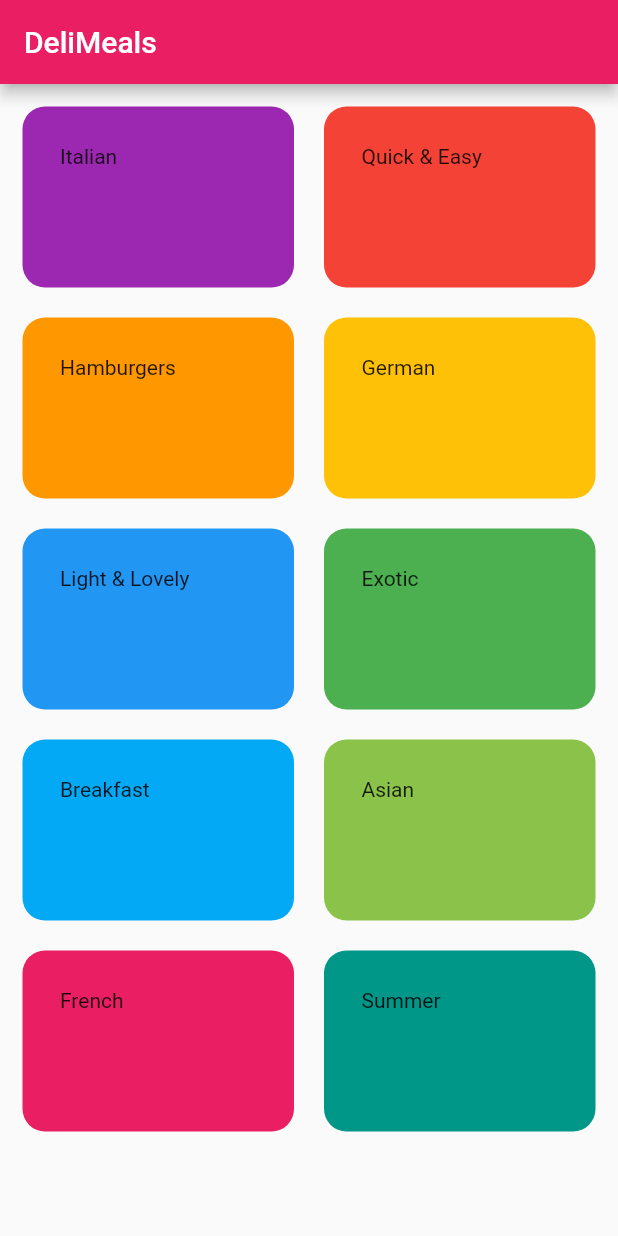
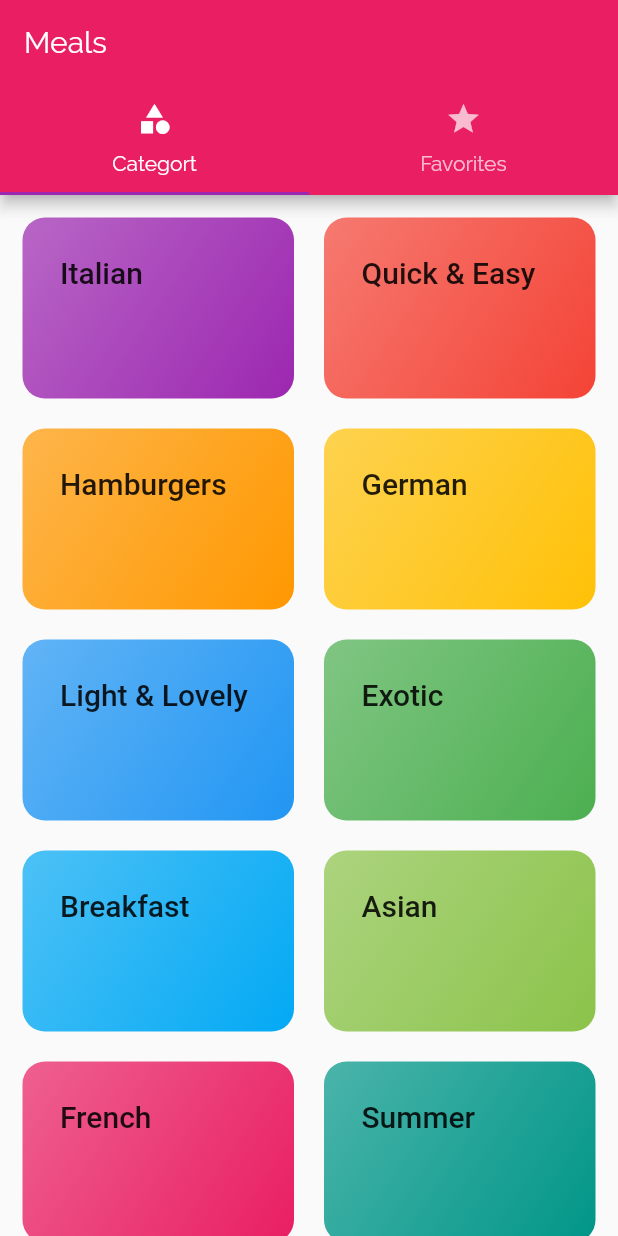
Before and after one commit to mariiamamr/Flutter_MealApp, a Flutter app: the screen it shows after launch, on a phone screen of 412 x 824 dp. Run offline on Flutter 3.47's test engine with Material 2 defaults, Android fonts, the phone set to English and light mode, and no system bars.

Commit message:
meal app

```diff
--- a/lib/dummy_data.dart
+++ b/lib/dummy_data.dart
@@ -121,10 +121,7 @@ const DUMMY_MEALS = const [
   ),
   Meal(
     id: 'm3',
-    categories: [
-      'c2',
-      'c3',
-    ],
+    categories: ['c2', 'c3', 'c1'],
     title: 'Classic Hamburger',
     affordability: Affordability.Pricey,
     complexity: Complexity.Simple,
--- a/lib/main.dart
+++ b/lib/main.dart
@@ -1,6 +1,9 @@
+import 'dart:ui';
+
 import 'package:flutter/material.dart';
-import './categories_screen.dart';
-import './meals_item.dart';
+import 'package:meal_app/screens/tabs_screen.dart';
+import 'screens/meals_screen.dart';
+import 'screens/meals_details_screen.dart';
 
 void main() => runApp(MyApp());
 
@@ -10,12 +13,18 @@ class MyApp extends StatelessWidget {
     return MaterialApp(
       title: 'DeliMeals',
       theme: ThemeData(
-        primarySwatch: Colors.pink,
-      ),
+          primarySwatch: Colors.pink,
+          accentColor: Colors.purple,
+          fontFamily: 'Raleway',
+          textTheme: ThemeData.light().textTheme.copyWith(
+                body1: TextStyle(color: Color.fromRGBO(20, 51, 51, 1)),
+              )),
       //home: MyHomePage(),
       routes: {
+        //routes table
         '/': (ctx) => MyHomePage(),
         '/category-meal': (ctx) => Meals(),
+        Recipe.routeName: (ctx) => Recipe(),
       },
     );
   }
@@ -27,14 +36,12 @@ class MyHomePage extends StatefulWidget {
 }
 
 class _MyHomePageState extends State<MyHomePage> {
+  List<Meals> _favMeals;
+
   @override
   Widget build(BuildContext context) {
     return Scaffold(
-      appBar: AppBar(
-        title: Text('DeliMeals'),
-        backgroundColor: Theme.of(context).primaryColor,
-      ),
-      body: CategoriesScreen(),
+      body: TabsScreen(_favMeals),
     );
   }
 }
--- a/lib/categories_screen.dart
+++ b/lib/screens/categories_screen.dart
@@ -1,6 +1,6 @@
 import 'package:flutter/material.dart';
-import './dummy_data.dart';
-import './category_item.dart';
+import '../dummy_data.dart';
+import '../widgets/category_item.dart';
 
 class CategoriesScreen extends StatelessWidget {
   @override
--- /dev/null
+++ b/lib/screens/tabs_screen.dart
@@ -0,0 +1,35 @@
+import 'package:flutter/material.dart';
+import 'package:meal_app/screens/categories_screen.dart';
+import 'categories_screen.dart';
+import 'favorite_screen.dart';
+import 'meals_screen.dart';
+
+class TabsScreen extends StatefulWidget {
+  final List<Meals> favMeal;
+  TabsScreen(this.favMeal);
+  @override
+  _TabsScreenState createState() => _TabsScreenState();
+}
+
+class _TabsScreenState extends State<TabsScreen> {
+  @override
+  Widget build(BuildContext context) {
+    return DefaultTabController(
+        length: 2,
+        child: Scaffold(
+            appBar: AppBar(
+              title: Text('Meals'),
+              bottom: TabBar(tabs: <Widget>[
+                Tab(
+                  icon: Icon(Icons.category),
+                  text: 'Categort',
+                ),
+                Tab(icon: Icon(Icons.star), text: 'Favorites')
+              ]),
+            ),
+            body: TabBarView(children: <Widget>[
+              CategoriesScreen(),
+              FavoriteScreen(widget.favMeal),
+            ])));
+  }
+}
--- a/lib/category_item.dart
+++ b/lib/widgets/category_item.dart
@@ -1,5 +1,5 @@
 import 'package:flutter/material.dart';
-import './meals_item.dart';
+import '../screens/meals_screen.dart';
 
 class CategoryItem extends StatelessWidget {
   final String id;
@@ -9,7 +9,7 @@ class CategoryItem extends StatelessWidget {
 
   void selectMeal(BuildContext ctx) {
     // Navigator.of(ctx).push(MaterialPageRoute(builder: (_) {
-    //   return Meals(titles);
+    //   return Meals(titles); //which page to be built
     // }));
     Navigator.of(ctx).pushNamed(
       '/category-meal',
@@ -20,16 +20,22 @@ class CategoryItem extends StatelessWidget {
   @override
   Widget build(BuildContext context) {
     return InkWell(
+      //for tapping
       onTap: () => selectMeal(context), //bab3at context lel function
       splashColor: Theme.of(context).primaryColor,
       borderRadius: BorderRadius.circular(15),
       child: Container(
         padding: EdgeInsets.all(25),
-        child: Text(titles),
+        child: Text(
+          titles,
+          style: Theme.of(context).textTheme.title,
+        ),
         decoration: BoxDecoration(
-          borderRadius: BorderRadius.circular(15),
-          color: colors,
-        ),
+            borderRadius: BorderRadius.circular(15),
+            gradient: LinearGradient(
+                colors: [colors.withOpacity(0.7), colors],
+                begin: Alignment.topLeft,
+                end: Alignment.bottomRight)),
       ),
     );
   }
```
Also changed, not shown: lib/screens/favorite_screen.dart (added, +19 -0 lines), lib/screens/meals_details_screen.dart (added, +66 -0 lines), lib/screens/meals_screen.dart (renamed from lib/meals_item.dart, +11 -2 lines), lib/widgets/meals_item.dart (added, +143 -0 lines), pubspec.yaml (+17 -12 lines), assests/fonts/Raleway-Black.ttf (added), assests/fonts/Raleway-Bold.ttf (added), assests/fonts/Raleway-Regular.ttf (added), assests/fonts/RobotoCondensed-Bold.ttf (added), assests/fonts/RobotoCondensed-Italic.ttf (added), assests/fonts/RobotoCondensed-Light.ttf (added), assests/fonts/RobotoCondensed-Regular.ttf (added), pubspec.lock.
